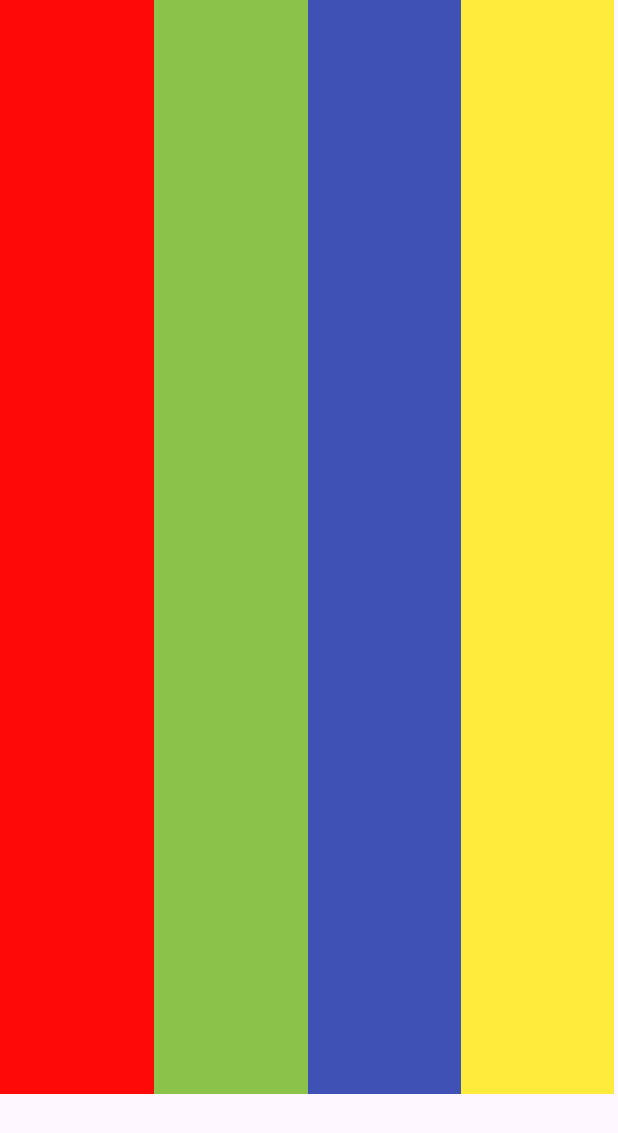
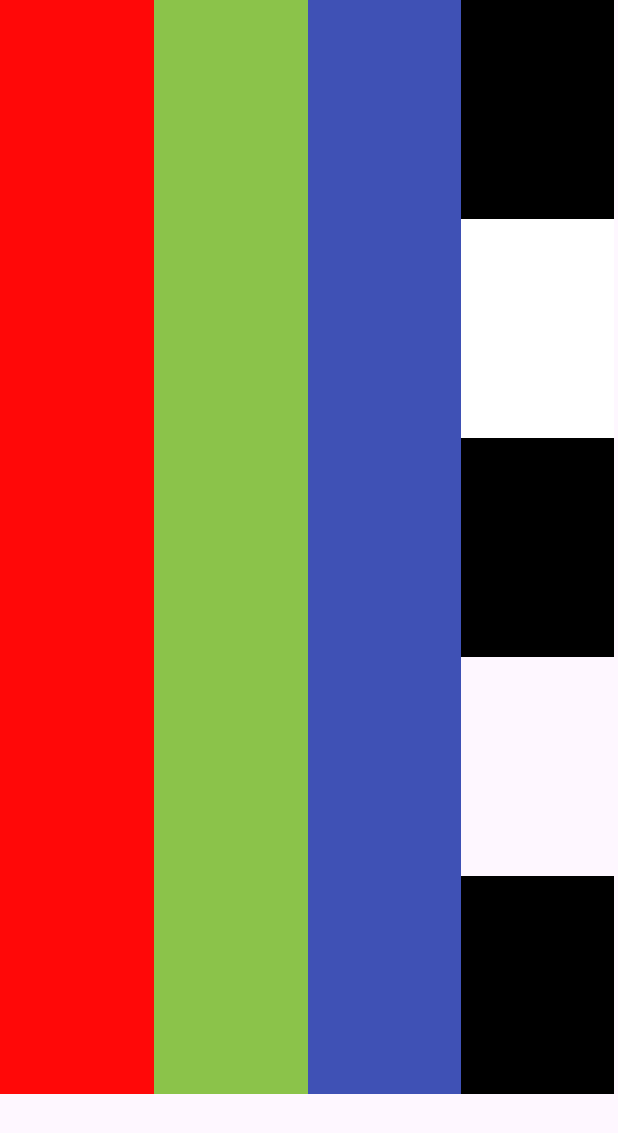
Before and after one commit to JuanjeGarciaV-dev/Programacion-Multimedia, an Android app: the screen it shows after launch (MainActivity), on a phone screen of 412 x 824 dp. Shown: the top 1133 px of the screen. Run offline under Robolectric (Android 15) with nearby library versions, the phone set to English and light mode, and no system bars.

Commit message:
diferentes views con linearlayout y colores varios

```diff
--- a/TareaT04/app/src/main/res/layout/activity_main.xml
+++ b/TareaT04/app/src/main/res/layout/activity_main.xml
@@ -35,12 +35,46 @@
             android:layout_weight="1"
             android:background="#3F51B5" />
 
-        <View
-            android:id="@+id/view4"
-            android:layout_width="wrap_content"
-            android:layout_height="wrap_content"
+        <LinearLayout
+            android:layout_width="match_parent"
+            android:layout_height="match_parent"
             android:layout_weight="1"
-            android:background="#FFEB3B" />
+            android:orientation="vertical">
+
+            <View
+                android:id="@+id/view4"
+                android:layout_width="match_parent"
+                android:layout_height="wrap_content"
+                android:layout_weight="1"
+                android:background="#000000" />
+
+            <View
+                android:id="@+id/view5"
+                android:layout_width="match_parent"
+                android:layout_height="wrap_content"
+                android:layout_weight="1"
+                android:background="#FFFFFF" />
+
+            <View
+                android:id="@+id/view6"
+                android:layout_width="match_parent"
+                android:layout_height="wrap_content"
+                android:layout_weight="1"
+                android:background="#000000" />
+
+            <View
+                android:id="@+id/view7"
+                android:layout_width="match_parent"
+                android:layout_height="wrap_content"
+                android:layout_weight="1" />
+
+            <View
+                android:id="@+id/view8"
+                android:layout_width="match_parent"
+                android:layout_height="wrap_content"
+                android:layout_weight="1"
+                android:background="#000000" />
+        </LinearLayout>
 
     </LinearLayout>
 </androidx.constraintlayout.widget.ConstraintLayout>
```
